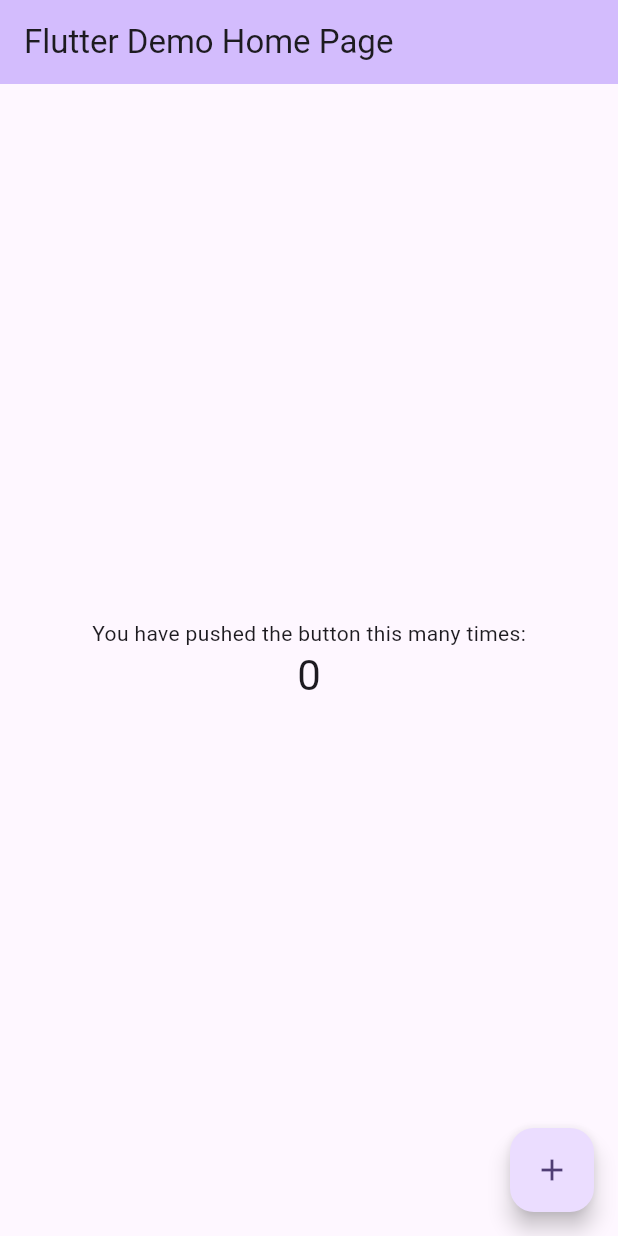
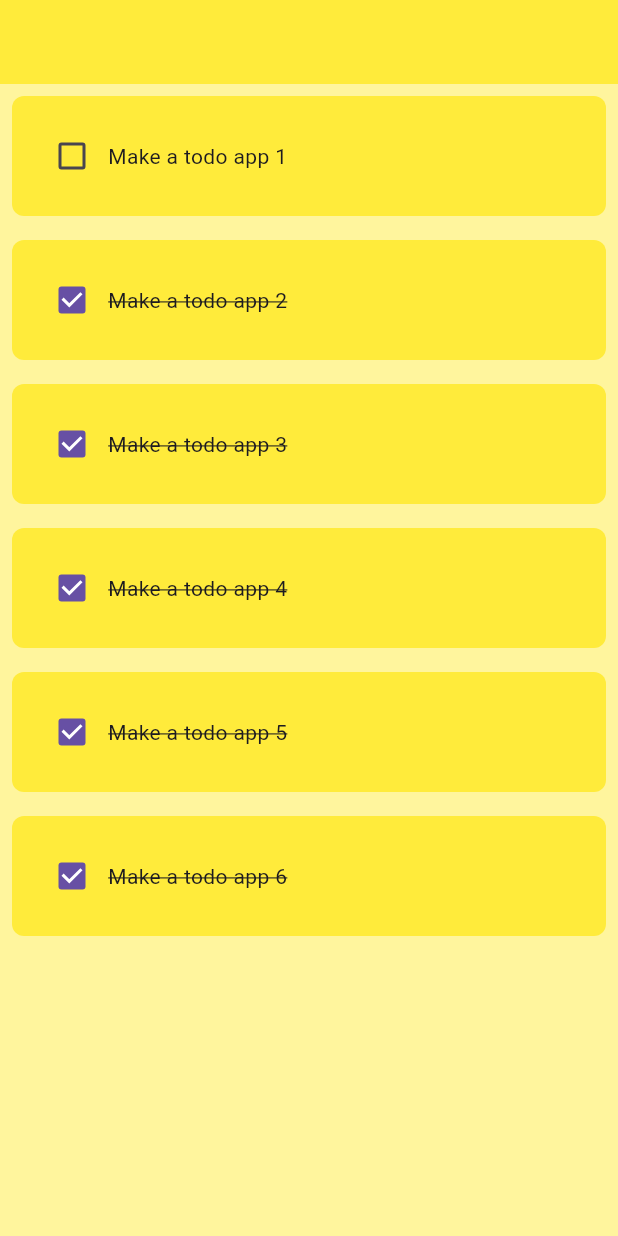
Before and after one commit to DinhKhacDien0903/Lean-Flutter, a Flutter app: the screen it shows after launch, on a phone screen of 412 x 824 dp. Run offline on Flutter 3.47's test engine with Material 3 defaults, Android fonts, the phone set to English and light mode, and no system bars.

Commit message:
create some page for todo

```diff
--- a/flutter_tutorial/lib/main.dart
+++ b/flutter_tutorial/lib/main.dart
@@ -1,4 +1,5 @@
 import 'package:flutter/material.dart';
+import 'package:flutter_tutorial/pages/home_page.dart';
 
 void main() {
   runApp(const MyApp());
@@ -7,116 +8,16 @@ void main() {
 class MyApp extends StatelessWidget {
   const MyApp({super.key});
 
-  // This widget is the root of your application.
   @override
   Widget build(BuildContext context) {
     return MaterialApp(
-      title: 'Flutter Demo',
+      title: 'Flutter Tutorial',
+      debugShowCheckedModeBanner: false,
+      home: HomePage(),
       theme: ThemeData(
-        // This is the theme of your application.
-        //
-        // TRY THIS: Try running your application with "flutter run". You'll see
-        // the application has a purple toolbar. Then, without quitting the app,
-        // try changing the seedColor in the colorScheme below to Colors.green
-        // and then invoke "hot reload" (save your changes or press the "hot
-        // reload" button in a Flutter-supported IDE, or press "r" if you used
-        // the command line to start the app).
-        //
-        // Notice that the counter didn't reset back to zero; the application
-        // state is not lost during the reload. To reset the state, use hot
-        // restart instead.
-        //
-        // This works for code too, not just values: Most code changes can be
-        // tested with just a hot reload.
-        colorScheme: ColorScheme.fromSeed(seedColor: Colors.deepPurple),
+        primarySwatch: Colors.red,
+        appBarTheme: const AppBarTheme(color: Colors.yellow),
       ),
-      home: const MyHomePage(title: 'Flutter Demo Home Page'),
     );
   }
 }
-
-class MyHomePage extends StatefulWidget {
-  const MyHomePage({super.key, required this.title});
-
-  // This widget is the home page of your application. It is stateful, meaning
-  // that it has a State object (defined below) that contains fields that affect
-  // how it looks.
-
-  // This class is the configuration for the state. It holds the values (in this
-  // case the title) provided by the parent (in this case the App widget) and
-  // used by the build method of the State. Fields in a Widget subclass are
-  // always marked "final".
-
-  final String title;
-
-  @override
-  State<MyHomePage> createState() => _MyHomePageState();
-}
-
-class _MyHomePageState extends State<MyHomePage> {
-  int _counter = 0;
-
-  void _incrementCounter() {
-    setState(() {
-      // This call to setState tells the Flutter framework that something has
-      // changed in this State, which causes it to rerun the build method below
-      // so that the display can reflect the updated values. If we changed
-      // _counter without calling setState(), then the build method would not be
-      // called again, and so nothing would appear to happen.
-      _counter++;
-    });
-  }
-
-  @override
-  Widget build(BuildContext context) {
-    // This method is rerun every time setState is called, for instance as done
-    // by the _incrementCounter method above.
-    //
-    // The Flutter framework has been optimized to make rerunning build methods
-    // fast, so that you can just rebuild anything that needs updating rather
-    // than having to individually change instances of widgets.
-    return Scaffold(
-      appBar: AppBar(
-        // TRY THIS: Try changing the color here to a specific color (to
-        // Colors.amber, perhaps?) and trigger a hot reload to see the AppBar
-        // change color while the other colors stay the same.
-        backgroundColor: Theme.of(context).colorScheme.inversePrimary,
-        // Here we take the value from the MyHomePage object that was created by
-        // the App.build method, and use it to set our appbar title.
-        title: Text(widget.title),
-      ),
-      body: Center(
-        // Center is a layout widget. It takes a single child and positions it
-        // in the middle of the parent.
-        child: Column(
-          // Column is also a layout widget. It takes a list of children and
-          // arranges them vertically. By default, it sizes itself to fit its
-          // children horizontally, and tries to be as tall as its parent.
-          //
-          // Column has various properties to control how it sizes itself and
-          // how it positions its children. Here we use mainAxisAlignment to
-          // center the children vertically; the main axis here is the vertical
-          // axis because Columns are vertical (the cross axis would be
-          // horizontal).
-          //
-          // TRY THIS: Invoke "debug painting" (choose the "Toggle Debug Paint"
-          // action in the IDE, or press "p" in the console), to see the
-          // wireframe for each widget.
-          mainAxisAlignment: MainAxisAlignment.center,
-          children: <Widget>[
-            const Text('You have pushed the button this many times:'),
-            Text(
-              '$_counter',
-              style: Theme.of(context).textTheme.headlineMedium,
-            ),
-          ],
-        ),
-      ),
-      floatingActionButton: FloatingActionButton(
-        onPressed: _incrementCounter,
-        tooltip: 'Increment',
-        child: const Icon(Icons.add),
-      ), // This trailing comma makes auto-formatting nicer for build methods.
-    );
-  }
-}
--- /dev/null
+++ b/flutter_tutorial/lib/pages/home_page.dart
@@ -0,0 +1,44 @@
+import 'package:flutter/material.dart';
+import 'package:flutter_tutorial/utils/todoTile.dart';
+
+class HomePage extends StatefulWidget {
+  const HomePage({super.key});
+
+  @override
+  State<HomePage> createState() => _HomePageState();
+}
+
+class _HomePageState extends State<HomePage> {
+  List todoList = [
+    ["Make a todo app 1", false],
+    ["Make a todo app 2", true],
+    ["Make a todo app 3", true],
+    ["Make a todo app 4", true],
+    ["Make a todo app 5", true],
+    ["Make a todo app 6", true],
+  ];
+
+  void checkBoxChanged(bool? value, int? index) {
+    setState(() {
+      todoList[index!][1] = !todoList[index][1];
+    });
+  }
+
+  @override
+  Widget build(BuildContext context) {
+    return Scaffold(
+      backgroundColor: Colors.yellow[200],
+      appBar: AppBar(),
+      body: ListView.builder(
+        itemCount: todoList.length,
+        itemBuilder: (context, index) {
+          return TodoTile(
+            taskName: todoList[index][0],
+            taskCompleted: todoList[index][1],
+            onChanged: (value) => checkBoxChanged(value, index),
+          );
+        },
+      ),
+    );
+  }
+}
--- /dev/null
+++ b/flutter_tutorial/lib/utils/todoTile.dart
@@ -0,0 +1,38 @@
+import 'package:flutter/material.dart';
+
+class TodoTile extends StatelessWidget {
+  final String taskName;
+  final bool taskCompleted;
+  final Function(bool?)? onChanged;
+  TodoTile({
+    super.key,
+    required this.taskName,
+    required this.taskCompleted,
+    this.onChanged,
+  });
+
+  @override
+  Widget build(BuildContext context) {
+    return Container(
+      padding: EdgeInsets.all(16),
+      margin: EdgeInsets.all(8),
+      decoration: BoxDecoration(
+        color: Colors.yellow,
+        borderRadius: BorderRadius.circular(8),
+      ),
+      child: Row(
+        children: [
+          Checkbox(value: taskCompleted, onChanged: onChanged),
+          Text(
+            taskName,
+            style: TextStyle(
+              decoration: taskCompleted
+                  ? TextDecoration.lineThrough
+                  : TextDecoration.none,
+            ),
+          ),
+        ],
+      ),
+    );
+  }
+}
```
